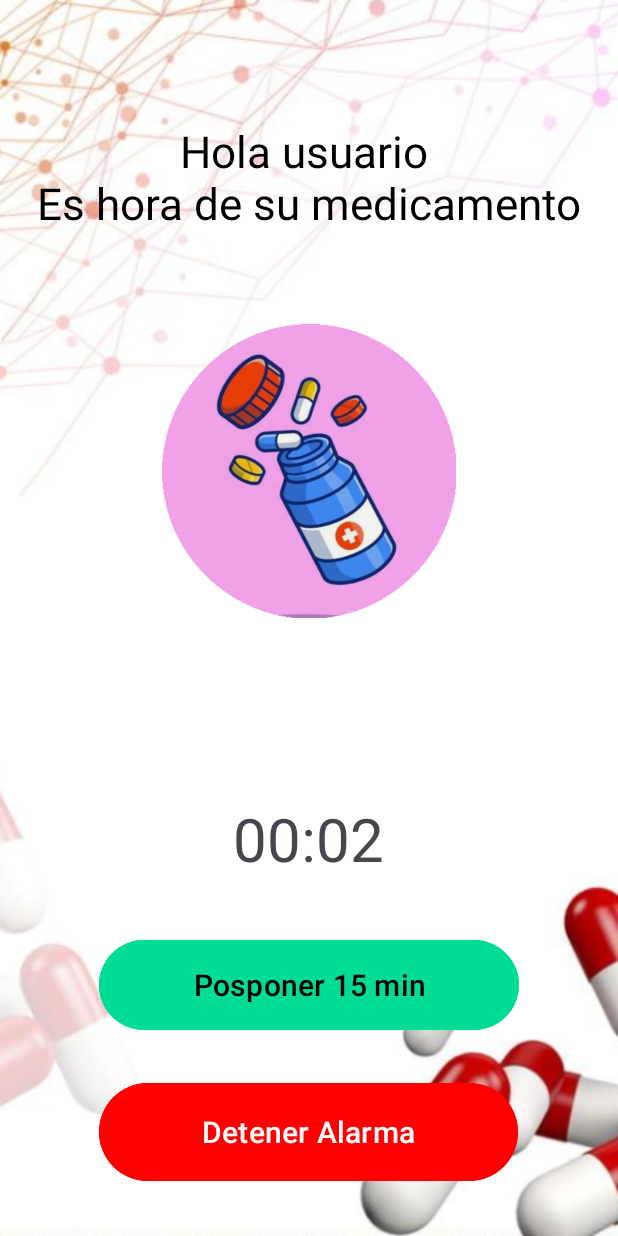
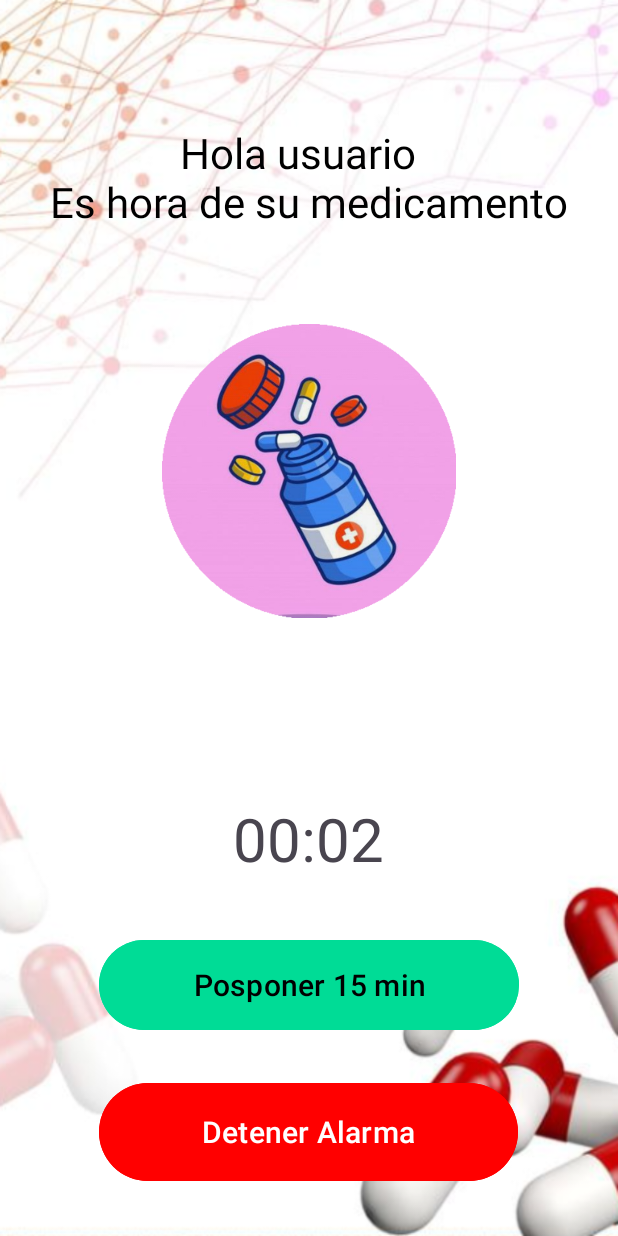
Before and after one commit to v1ct0r999/MedicApp, an Android app: the AlertaActivity screen opened directly, with no data from a screen before it, on a phone screen of 412 x 824 dp. Run offline under Robolectric (Android 15) with nearby library versions, the light colour scheme and no system bars.

Commit message:
primer commit rama victor

```diff
--- a/app/src/main/res/layout/activity_alerta.xml
+++ b/app/src/main/res/layout/activity_alerta.xml
@@ -19,7 +19,7 @@
                 android:layout_height="wrap_content"
                 android:text="
             Hola usuario\nEs hora de su medicamento"
-                android:textSize="29sp"
+                android:textSize="28sp"
                 android:textColor="@color/black"
                 android:layout_centerInParent="true"/>
         </RelativeLayout>
```
